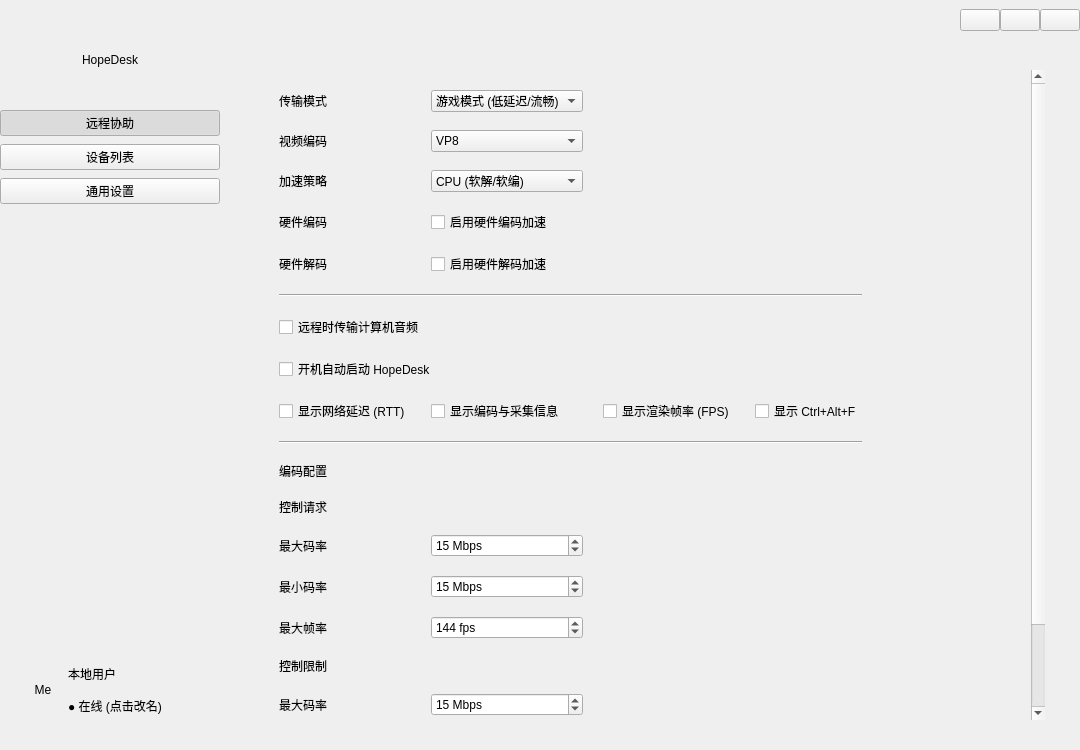
Before: the Qt Designer form HopeDeskNative/mainwindow.ui in HopeTiga/HopeDesk, drawn with Qt 5.
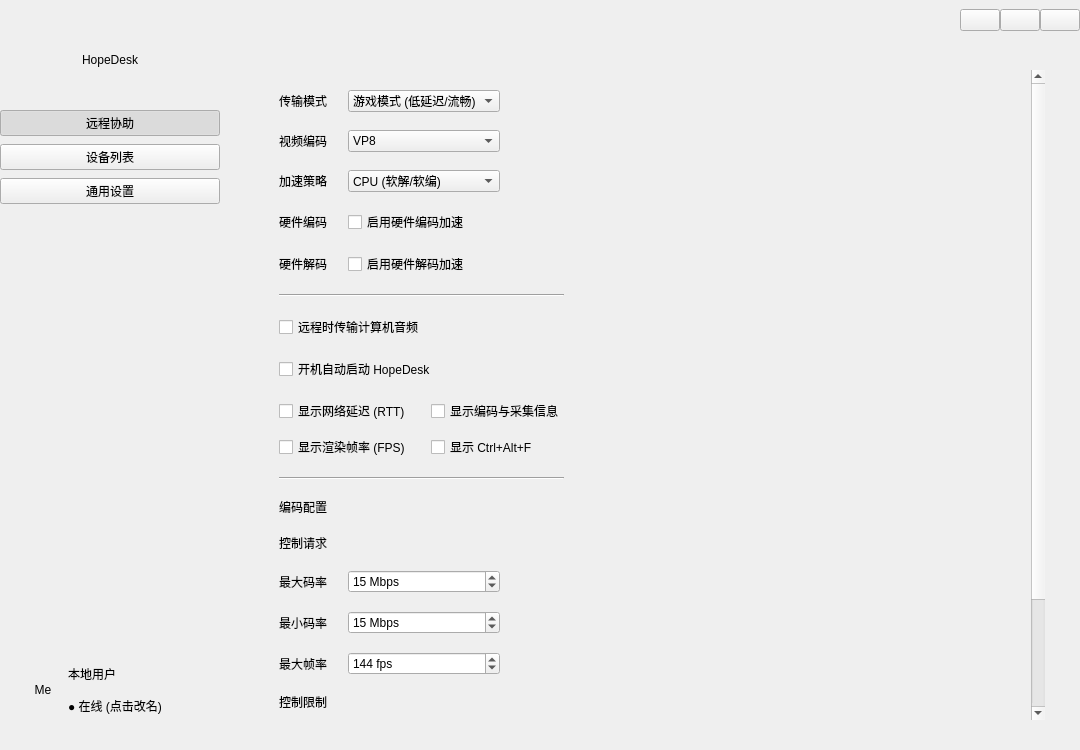
After: the same form once the commit is applied. The open tabs and pages were chosen to show the change.

```diff
--- a/HopeDeskNative/mainwindow.ui
+++ b/HopeDeskNative/mainwindow.ui
@@ -1141,7 +1141,27 @@
                  </property>
                 </widget>
                </item>
-               <item row="8" column="0">
+               <item row="8" column="0" colspan="4">
+                <layout class="QGridLayout" name="gridLayout_DisplayToggles" columnstretch="1,1">
+                 <property name="leftMargin">
+                  <number>0</number>
+                 </property>
+                 <property name="topMargin">
+                  <number>0</number>
+                 </property>
+                 <property name="rightMargin">
+                  <number>0</number>
+                 </property>
+                 <property name="bottomMargin">
+                  <number>0</number>
+                 </property>
+                 <property name="horizontalSpacing">
+                  <number>20</number>
+                 </property>
+                 <property name="verticalSpacing">
+                  <number>12</number>
+                 </property>
+                 <item row="0" column="0">
                 <widget class="QCheckBox" name="checkShowRtt">
                  <property name="toolTip">
                   <string>开启后,远程连接时在连接类型旁显示网络往返延迟(RTT)</string>
@@ -1151,7 +1171,7 @@
                  </property>
                 </widget>
                </item>
-               <item row="8" column="1">
+                 <item row="0" column="1">
                 <widget class="QCheckBox" name="checkShowEncodeInfo">
                  <property name="toolTip">
                   <string>关闭后,远程连接时不显示编码与采集信息</string>
@@ -1161,7 +1181,7 @@
                  </property>
                 </widget>
                </item>
-               <item row="8" column="2">
+                 <item row="1" column="0">
                 <widget class="QCheckBox" name="checkShowFps">
                  <property name="toolTip">
                   <string>开启后,远程连接时在控制面板显示实际渲染帧率(FPS)。关闭时同时停止帧率统计</string>
@@ -1171,7 +1191,7 @@
                  </property>
                 </widget>
                </item>
-               <item row="8" column="3">
+                 <item row="1" column="1">
                 <widget class="QCheckBox" name="checkShowHotkey">
                  <property name="toolTip">
                   <string>关闭后,远程连接时不显示 Ctrl+Alt+F 按钮</string>
@@ -1180,6 +1200,8 @@
                   <string>显示 Ctrl+Alt+F</string>
                  </property>
                 </widget>
+                 </item>
+                </layout>
                </item>
                <item row="9" column="0" colspan="4">
                 <widget class="Line" name="line_SetEncode">
```
Left out of the diff: 16 changed lines with no effect on the pictures. Lines whose indentation alone changed are shown as unchanged.
